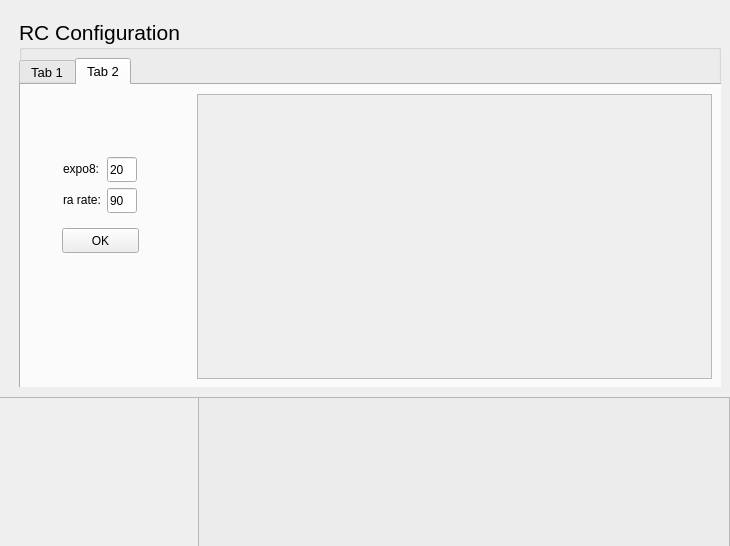
This is src/uavconfig.ui in nlbtuyen/ConfigurationGCS as Qt 5 draws it before an edit. The edited form follows.
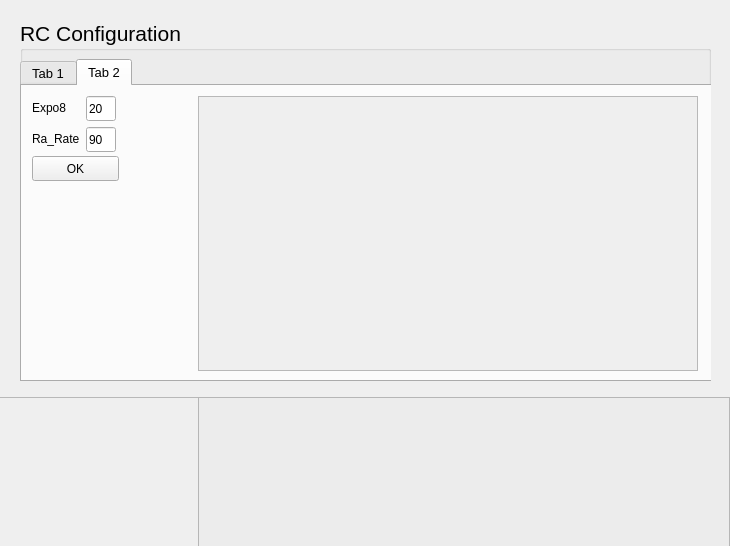
This is the edited form. The open tabs and pages were chosen to show the change.

Commit message: updaete layout + style

Diff of the .ui file:
```diff
--- a/src/uavconfig.ui
+++ b/src/uavconfig.ui
@@ -139,9 +139,30 @@
     <property name="accessibleName">
      <string/>
     </property>
-    <layout class="QHBoxLayout" name="horizontalLayout_2">
-     <item>
       <widget class="QGroupBox" name="groupBox_RADIO">
+     <property name="enabled">
+      <bool>true</bool>
+     </property>
+     <property name="geometry">
+      <rect>
+       <x>10</x>
+       <y>10</y>
+       <width>691</width>
+       <height>361</height>
+      </rect>
+     </property>
+     <property name="sizePolicy">
+      <sizepolicy hsizetype="Fixed" vsizetype="Fixed">
+       <horstretch>0</horstretch>
+       <verstretch>0</verstretch>
+      </sizepolicy>
+     </property>
+     <property name="maximumSize">
+      <size>
+       <width>693</width>
+       <height>364</height>
+      </size>
+     </property>
        <property name="font">
         <font>
          <family>Arial</family>
@@ -152,6 +173,9 @@
        <property name="autoFillBackground">
         <bool>false</bool>
        </property>
+     <property name="styleSheet">
+      <string notr="true"/>
+     </property>
        <property name="title">
         <string>RC Configuration</string>
        </property>
@@ -169,8 +193,8 @@
          <rect>
           <x>0</x>
           <y>39</y>
-          <width>711</width>
-          <height>331</height>
+        <width>693</width>
+        <height>323</height>
          </rect>
         </property>
         <property name="maximumSize">
@@ -694,11 +718,14 @@
           <property name="geometry">
            <rect>
             <x>176</x>
-            <y>9</y>
-            <width>515</width>
-            <height>285</height>
-           </rect>
-          </property>
+          <y>10</y>
+          <width>500</width>
+          <height>275</height>
+         </rect>
+        </property>
+        <property name="styleSheet">
+         <string notr="true">padding: 10px;</string>
+        </property>
           <property name="widgetResizable">
            <bool>true</bool>
           </property>
@@ -707,8 +734,8 @@
             <rect>
              <x>0</x>
              <y>0</y>
-             <width>513</width>
-             <height>283</height>
+           <width>478</width>
+           <height>253</height>
             </rect>
            </property>
           </widget>
@@ -716,21 +743,21 @@
          <widget class="QPushButton" name="btn_OK_RC">
           <property name="geometry">
            <rect>
-            <x>41</x>
-            <y>143</y>
-            <width>77</width>
+          <x>10</x>
+          <y>70</y>
+          <width>87</width>
             <height>25</height>
            </rect>
           </property>
           <property name="minimumSize">
            <size>
-            <width>77</width>
+          <width>87</width>
             <height>25</height>
            </size>
           </property>
           <property name="maximumSize">
            <size>
-            <width>77</width>
+          <width>87</width>
             <height>40</height>
            </size>
           </property>
@@ -744,12 +771,12 @@
            <string>OK</string>
           </property>
          </widget>
-         <widget class="QWidget" name="">
+       <widget class="QWidget" name="layoutWidget">
           <property name="geometry">
            <rect>
-            <x>42</x>
-            <y>72</y>
-            <width>76</width>
+          <x>10</x>
+          <y>10</y>
+          <width>101</width>
             <height>58</height>
            </rect>
           </property>
@@ -763,7 +790,7 @@
               </font>
              </property>
              <property name="text">
-              <string>expo8:</string>
+            <string>Expo8</string>
              </property>
             </widget>
            </item>
@@ -801,7 +828,7 @@
               </font>
              </property>
              <property name="text">
-              <string>ra rate:</string>
+            <string>Ra_Rate</string>
              </property>
             </widget>
            </item>
@@ -835,8 +862,6 @@
         </widget>
        </widget>
       </widget>
-     </item>
-    </layout>
    </widget>
    <widget class="QWidget" name="tab_aq_setting_Motor">
     <layout class="QHBoxLayout" name="horizontalLayout_29">
```
Left out of the diff: 150 changed lines with no effect on the pictures. Lines whose indentation alone changed are shown as unchanged. The commit also changes 4 other files.
